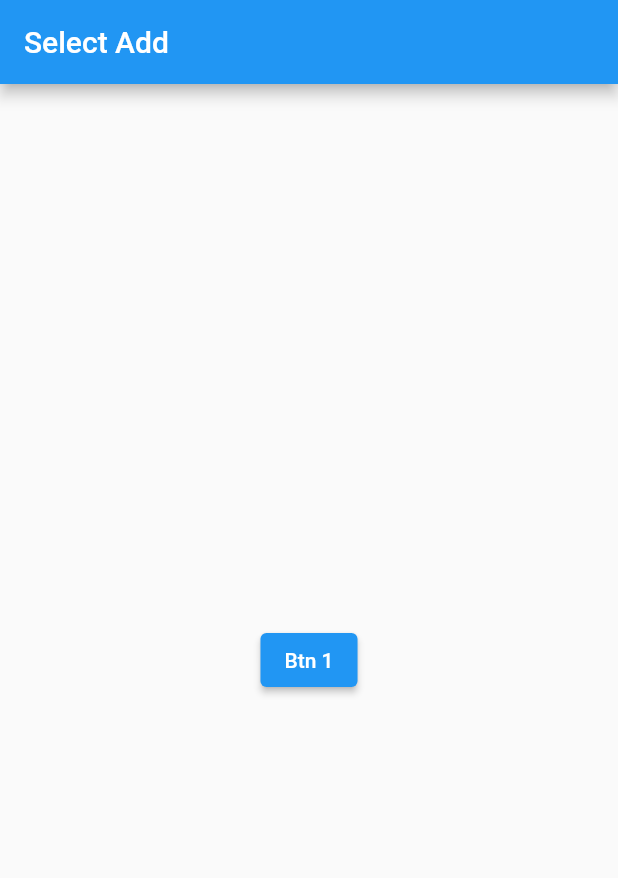
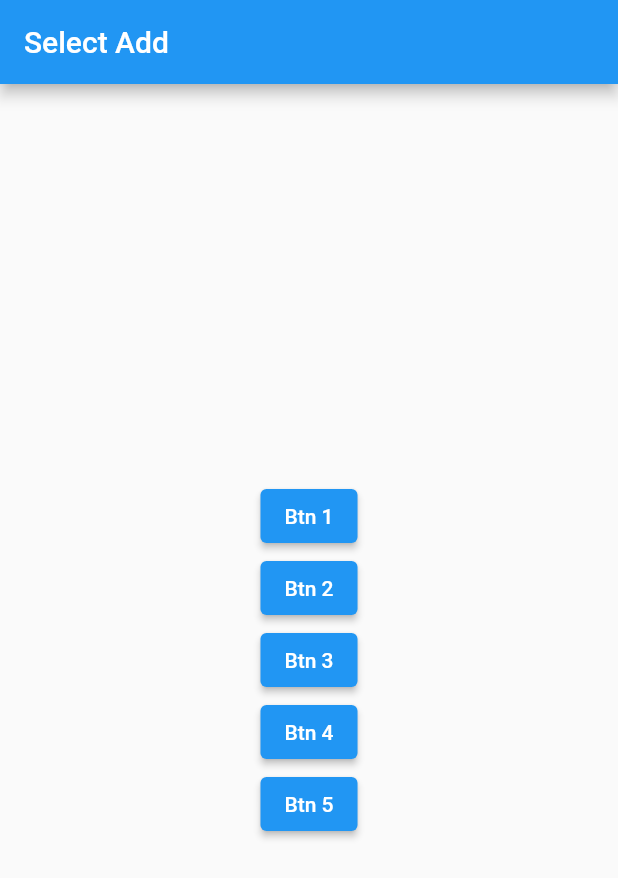
Before and after one commit to jishkln/AddDetailWith-Map, a Flutter app: the screen it shows after launch, on a phone screen of 412 x 824 dp. Shown: the top 878 px of the screen. Run offline on Flutter 3.47's test engine with Material 2 defaults, Android fonts, the phone set to English and light mode, and no system bars; our stand-ins replace dio, get, google_fonts, google_maps_flutter; missing offline and left inert: flutter_geocoder.

Commit message:
task complected

```diff
--- a/lib/model/models.dart
+++ b/lib/model/models.dart
@@ -24,6 +24,7 @@ class AdDetail {
     this.adType,
     this.createdAt,
     this.price,
+    this.specialMention,
   });
 
   String? category;
@@ -34,6 +35,8 @@ class AdDetail {
   String? adStatus;
   String? adType;
   DateTime? createdAt;
+  List<String>? specialMention;
+
   int? price;
 
   factory AdDetail.fromJson(Map<String, dynamic> json) => AdDetail(
@@ -41,6 +44,8 @@ class AdDetail {
         subCategory: json["sub_category"],
         description: json["description"],
         imageUrl: List<String>.from(json["image_url"].map((x) => x)),
+        specialMention:
+            List<String>.from(json["special_mention"].map((x) => x)),
         adPostedAddress: json["ad_posted_address"],
         adStatus: json["ad_status"],
         adType: json["ad_type"],
--- a/lib/services/services.dart
+++ b/lib/services/services.dart
@@ -18,7 +18,7 @@ class Services {
       );
       if (response.statusCode! >= 200 || response.statusCode! <= 299) {
         log("Sucess");
-        log(response.data.toString());
+        // log(response.data.toString());
         return AddResponce.fromJson(response.data);
       }
     } catch (e) {
--- a/lib/view/button.dart
+++ b/lib/view/button.dart
@@ -11,13 +11,40 @@ class ButtonClass extends StatelessWidget {
         appBar: AppBar(title: const Text("Select Add")),
         body: SafeArea(
             child: Center(
-          child: Container(
-            child: ElevatedButton(
-                onPressed: () {
-                  String id = "63771caa0c38a726403ad498";
-                  controller.getAdd(id: id);
-                },
-                child: const Text("Btn 1")),
+          child: Column(
+            mainAxisAlignment: MainAxisAlignment.center,
+            children: [
+              ElevatedButton(
+                  onPressed: () {
+                    String id = "6377173a58811990bb0a0ede";
+                    controller.getAdd(id: id);
+                  },
+                  child: const Text("Btn 1")),
+              ElevatedButton(
+                  onPressed: () {
+                    String id = "6375e7fdddf0c3876c18d921";
+                    controller.getAdd(id: id);
+                  },
+                  child: const Text("Btn 2")),
+              ElevatedButton(
+                  onPressed: () {
+                    String id = "6375acd563625fc3d7cb26d3";
+                    controller.getAdd(id: id);
+                  },
+                  child: const Text("Btn 3")),
+              ElevatedButton(
+                  onPressed: () {
+                    String id = "63771caa0c38a726403ad498";
+                    controller.getAdd(id: id);
+                  },
+                  child: const Text("Btn 4")),
+              ElevatedButton(
+                  onPressed: () {
+                    String id = "6377177558811990bb0a0f87";
+                    controller.getAdd(id: id);
+                  },
+                  child: const Text("Btn 5")),
+            ],
           ),
         )));
   }
--- a/pubspec.yaml
+++ b/pubspec.yaml
@@ -41,6 +41,8 @@ dependencies:
   dio: ^4.0.6
   google_maps_flutter: ^2.2.1
   get: ^4.6.5
+  flutter_geocoder:
+
 
 dev_dependencies:
   flutter_test:
```
Also changed, not shown: lib/controller/addcontroller.dart (+52 -3 lines), lib/view/home.dart (+59 -54 lines), pubspec.lock, 1 other file.
